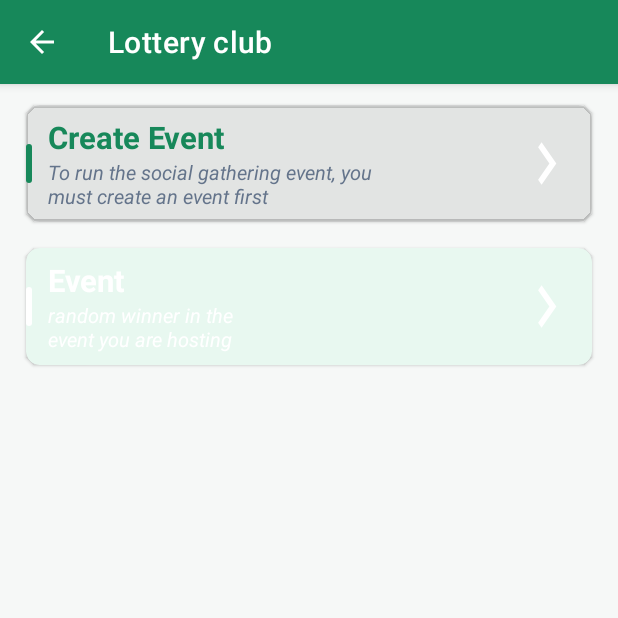
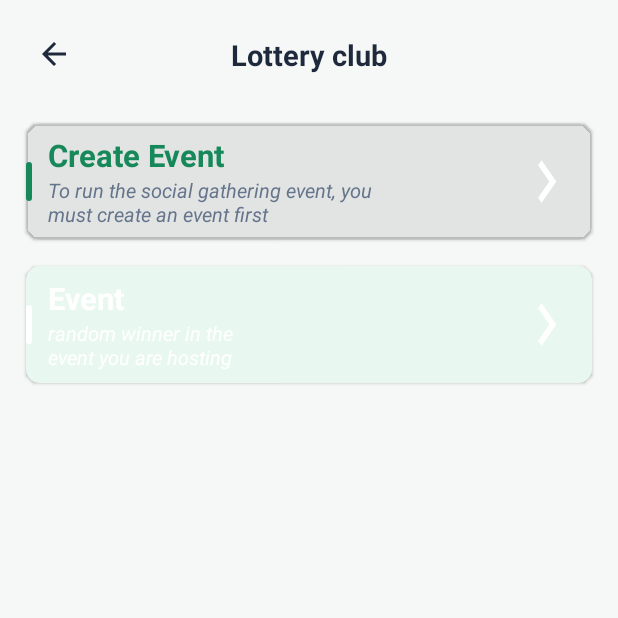
Before and after one commit to Scovandis/Hupisan, an Android app: the FitureArisanActivity screen opened directly, with no data from a screen before it, on a phone screen of 412 x 824 dp, the top half of it. Run offline under Robolectric (Android 15) with nearby library versions, the phone set to English and light mode, and no system bars; our stand-ins replace sdp/ssp sizes.

Commit message:
refactor(ui): replace legacy black ActionBars with custom lightweight XML headers across all activities

```diff
--- a/app/src/main/java/com/hupisan/view/arisan/FitureArisanActivity.kt
+++ b/app/src/main/java/com/hupisan/view/arisan/FitureArisanActivity.kt
@@ -18,11 +18,18 @@ class FitureArisanActivity : AppCompatActivity() {
 
     override fun onCreate(savedInstanceState: Bundle?) {
         super.onCreate(savedInstanceState)
+        supportActionBar?.hide()
+
         binding = ActivityFitureArisanBinding.inflate(layoutInflater)
         setContentView(binding.root)
-        window.statusBarColor = ContextCompat.getColor(this, R.color.hupisan_primary_dark)
-        supportActionBar?.setDisplayHomeAsUpEnabled(true)
-        supportActionBar?.title = getString(R.string.arisan)
+
+        window.statusBarColor = ContextCompat.getColor(this, R.color.hupisan_page_bg)
+        androidx.core.view.WindowInsetsControllerCompat(window, window.decorView).isAppearanceLightStatusBars = true
+
+        binding.btnBack.setOnClickListener {
+            finish()
+        }
+
         setOnActionView()
     }
 
--- a/app/src/main/res/layout/activity_fiture_arisan.xml
+++ b/app/src/main/res/layout/activity_fiture_arisan.xml
@@ -7,8 +7,53 @@
     android:background="@color/hupisan_page_bg"
     tools:context=".view.arisan.FitureArisanActivity">
 
+    <!-- TOP TOOLBAR -->
+    <androidx.constraintlayout.widget.ConstraintLayout
+        android:id="@+id/custom_toolbar"
+        android:layout_width="match_parent"
+        android:layout_height="wrap_content"
+        android:paddingStart="16dp"
+        android:paddingTop="16dp"
+        android:paddingEnd="16dp"
+        android:paddingBottom="12dp"
+        app:layout_constraintTop_toTopOf="parent">
+
+        <FrameLayout
+            android:id="@+id/btn_back"
+            android:layout_width="40dp"
+            android:layout_height="40dp"
+            android:background="?attr/selectableItemBackgroundBorderless"
+            android:clickable="true"
+            android:focusable="true"
+            app:layout_constraintBottom_toBottomOf="parent"
+            app:layout_constraintStart_toStartOf="parent"
+            app:layout_constraintTop_toTopOf="parent">
+
+            <ImageView
+                android:layout_width="24dp"
+                android:layout_height="24dp"
+                android:layout_gravity="center"
+                android:src="@drawable/ic_baseline_arrow_back_24"
+                app:tint="@color/hupisan_text_primary" />
+        </FrameLayout>
+
+        <TextView
+            android:id="@+id/tv_toolbar_title"
+            android:layout_width="wrap_content"
+            android:layout_height="wrap_content"
+            android:fontFamily="sans-serif-bold"
+            android:text="@string/arisan"
+            android:textColor="@color/hupisan_text_primary"
+            android:textSize="19sp"
+            android:textStyle="bold"
+            app:layout_constraintBottom_toBottomOf="parent"
+            app:layout_constraintEnd_toEndOf="parent"
+            app:layout_constraintStart_toStartOf="parent"
+            app:layout_constraintTop_toTopOf="parent" />
+    </androidx.constraintlayout.widget.ConstraintLayout>
+
     <LinearLayout
-        app:layout_constraintTop_toTopOf="parent"
+        app:layout_constraintTop_toBottomOf="@id/custom_toolbar"
         app:layout_constraintEnd_toEndOf="parent"
         app:layout_constraintStart_toStartOf="parent"
         android:layout_width="match_parent"
--- a/app/src/main/res/values-night/themes.xml
+++ b/app/src/main/res/values-night/themes.xml
@@ -1,6 +1,6 @@
 <resources xmlns:tools="http://schemas.android.com/tools">
     <!-- Base application theme. -->
-    <style name="Theme.HHHH" parent="Theme.MaterialComponents.DayNight.DarkActionBar">
+    <style name="Theme.HHHH" parent="Theme.MaterialComponents.DayNight.NoActionBar">
         <!-- Primary brand color. -->
         <item name="colorPrimary">@color/hupisan_accent_amber</item>
         <item name="colorPrimaryVariant">@color/hupisan_primary_surface</item>
--- a/app/src/main/res/values/themes.xml
+++ b/app/src/main/res/values/themes.xml
@@ -1,6 +1,6 @@
 <resources xmlns:tools="http://schemas.android.com/tools">
     <!-- Base application theme. -->
-    <style name="Theme.HHHH" parent="Theme.MaterialComponents.DayNight.DarkActionBar">
+    <style name="Theme.HHHH" parent="Theme.MaterialComponents.DayNight.NoActionBar">
         <!-- Primary brand color. -->
         <item name="colorPrimary">@color/hupisan_primary_dark</item>
         <item name="colorPrimaryVariant">@color/hupisan_primary_surface</item>
```
Also changed, not shown: app/src/main/java/com/hupisan/view/bantuan/BantuanActivity.kt (+7 -3 lines), app/src/main/java/com/hupisan/view/pengaturan/SettingsActivity.kt (+8 -3 lines), app/src/main/res/layout/activity_bantuan.xml (+41 -0 lines), app/src/main/res/layout/activity_settings.xml (+46 -1 lines).
